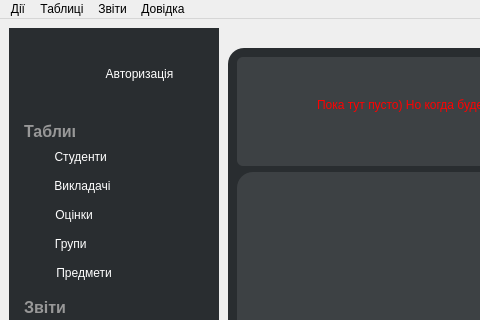
MikeostCorp/Gradify, file src/mainwindow.ui: the form before one commit; both pictures show x 0 to 480 and y 0 to 320 of the 1000 by 700 pixel window.
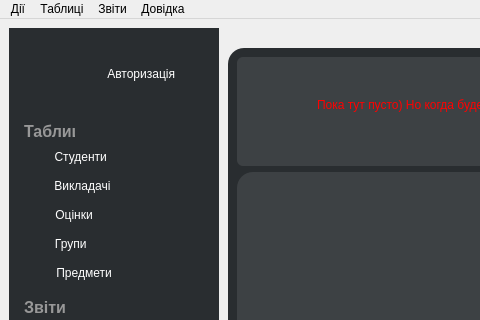
The form after the commit. Icons and pictures are not drawn.

Patch:
```diff
--- a/src/mainwindow.ui
+++ b/src/mainwindow.ui
@@ -639,7 +639,7 @@
 }</string>
           </property>
           <property name="text">
-           <string>Авторизація</string>
+           <string> Авторизація</string>
           </property>
           <property name="icon">
            <iconset resource="recources.qrc">
```
